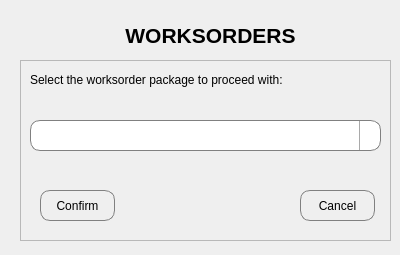
GeraldHolt/django-pyqt, file forms/worksorder_selector.ui: the form before one commit.
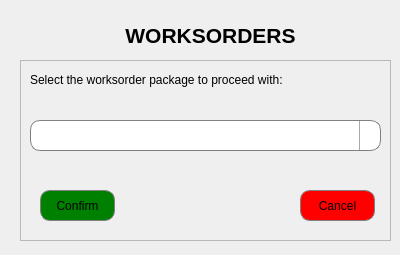
The form after the commit. Icons and pictures are not drawn.

The edit to the form file:
```diff
--- a/forms/worksorder_selector.ui
+++ b/forms/worksorder_selector.ui
@@ -41,16 +41,12 @@
      <string notr="true">   QPushButton {
          border: 1px solid gray;
          border-radius: 10px;
-		 background-color: qlineargradient(x1: 0, y1: 0, x2: 0, y2: 1,
-                                           stop: 0 #f6f7fa, stop: 1 rgb(43, 200, 7));
+		 background-color:green;
 	
 	
      }
 
- QPushButton:pressed {
-         background-color: qlineargradient(x1: 0, y1: 0, x2: 0, y2: 1,
-                                           stop: 0 #dadbde, stop: 1 #f6f7fa);
-     }</string>
+ </string>
     </property>
     <property name="text">
      <string>Confirm</string>
@@ -69,15 +65,11 @@
      <string notr="true">    QPushButton {
          border: 1px solid gray;
          border-radius: 10px;
-		 background-color: qlineargradient(x1: 0, y1: 0, x2: 0, y2: 1,
-                                           stop: 0 #f6f7fa, stop: 1 rgb(255, 0, 0));
+		 background-color: red;
 	
      }
 
- QPushButton:pressed {
-         background-color: qlineargradient(x1: 0, y1: 0, x2: 0, y2: 1,
-                                           stop: 0 #dadbde, stop: 1 #f6f7fa);
-     }</string>
+</string>
     </property>
     <property name="text">
      <string>Cancel</string>
```
